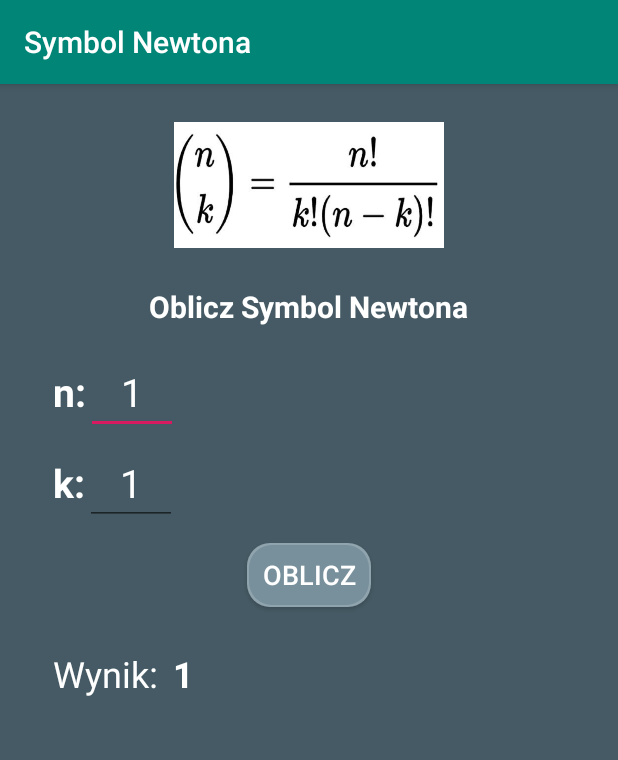
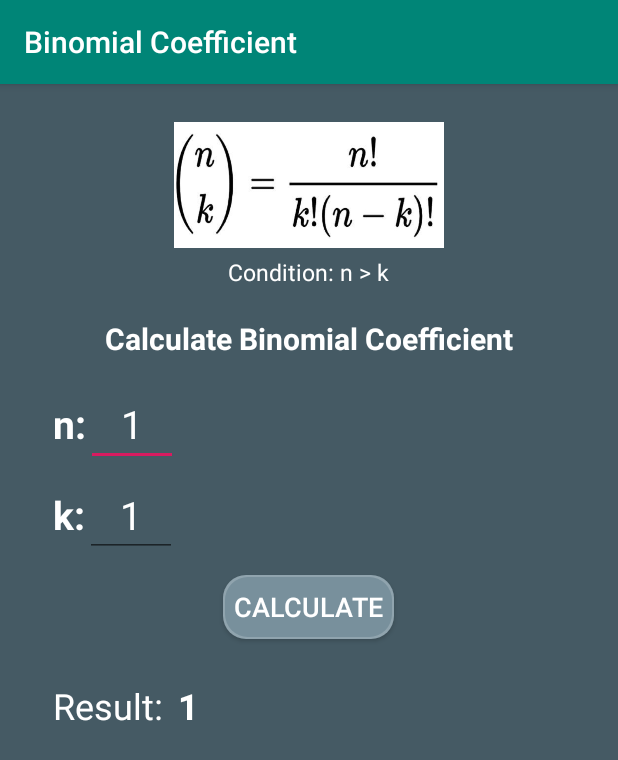
Before and after one commit to triskelion16/Binomial_coefficient, an Android app: the screen it shows after launch (MainActivity), on a phone screen of 412 x 824 dp. Shown: the top 760 px of the screen. Run offline under Robolectric (Android 15) with nearby library versions, the light colour scheme and no system bars.

Commit message:
[add] correctly translation

```diff
--- a/app/src/main/res/layout/activity_main.xml
+++ b/app/src/main/res/layout/activity_main.xml
@@ -17,12 +17,23 @@
         android:src="@drawable/binomial_coefficient" />
 
     <TextView
+        android:id="@+id/conditionTextView"
+        android:layout_width="wrap_content"
+        android:layout_height="wrap_content"
+        android:layout_centerHorizontal="true"
+        android:layout_below="@id/symbolView"
+        android:layout_marginTop="5dp"
+        android:text="@string/condition_n_k"
+        android:textSize="15sp"
+        android:textColor="#FFF"/>
+
+    <TextView
         android:id="@+id/mainTextView"
         android:layout_width="wrap_content"
         android:layout_height="wrap_content"
         android:layout_centerHorizontal="true"
-        android:layout_below="@id/symbolView"
-        android:layout_marginTop="25dp"
+        android:layout_below="@id/conditionTextView"
+        android:layout_marginTop="20dp"
         android:text="@string/calculate_binomial_coefficient"
         android:textSize="20sp"
         android:textColor="#FFF"
--- a/app/src/main/res/values/strings.xml
+++ b/app/src/main/res/values/strings.xml
@@ -1,12 +1,13 @@
 <resources>
-    <string name="app_name">Symbol Newtona</string>
-    <string name="calculate_binomial_coefficient">Oblicz Symbol Newtona</string>
+    <string name="app_name">Binomial Coefficient</string>
+    <string name="calculate_binomial_coefficient">Calculate Binomial Coefficient</string>
     <string name="n">n:</string>
     <string name="_1_1">1</string>
     <string name="k">k:</string>
     <string name="_1_2">1</string>
-    <string name="calculate">Oblicz</string>
-    <string name="result">Wynik: </string>
+    <string name="calculate">Calculate</string>
+    <string name="result">Result:</string>
     <string name="_1_3">1</string>
     <string name="binomial_coefficient_symbol">Binomial Coefficient Symbol</string>
+    <string name="condition_n_k"><![CDATA[Condition: n > k]]></string>
 </resources>
```
Also changed, not shown: 2 other files.
